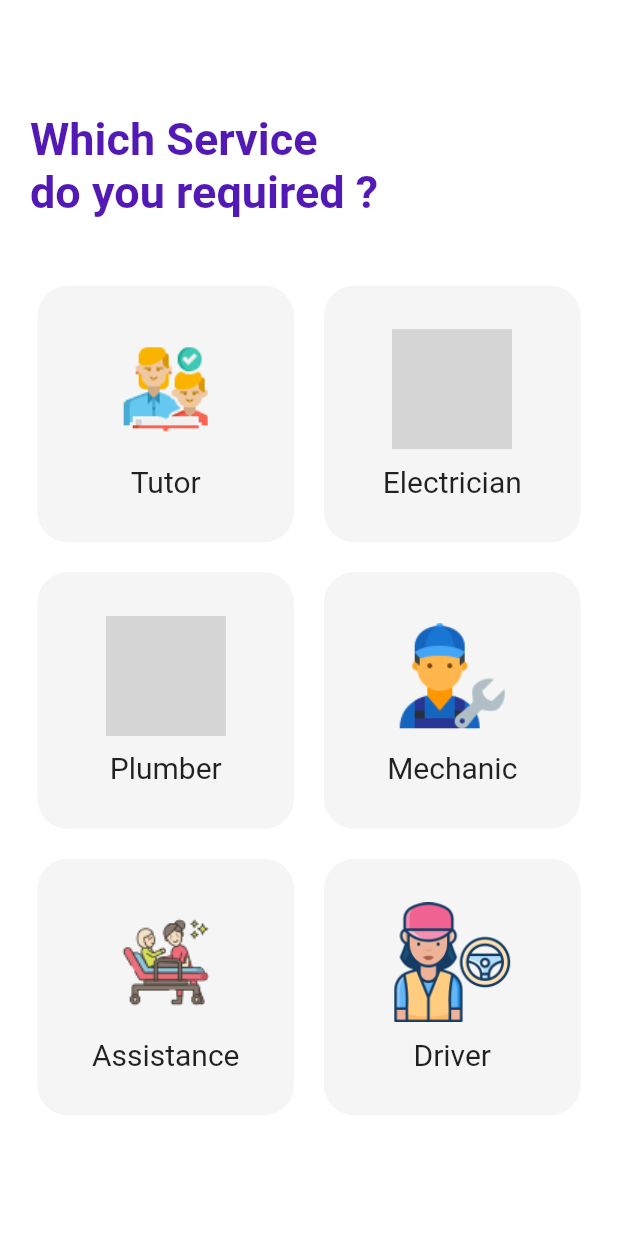
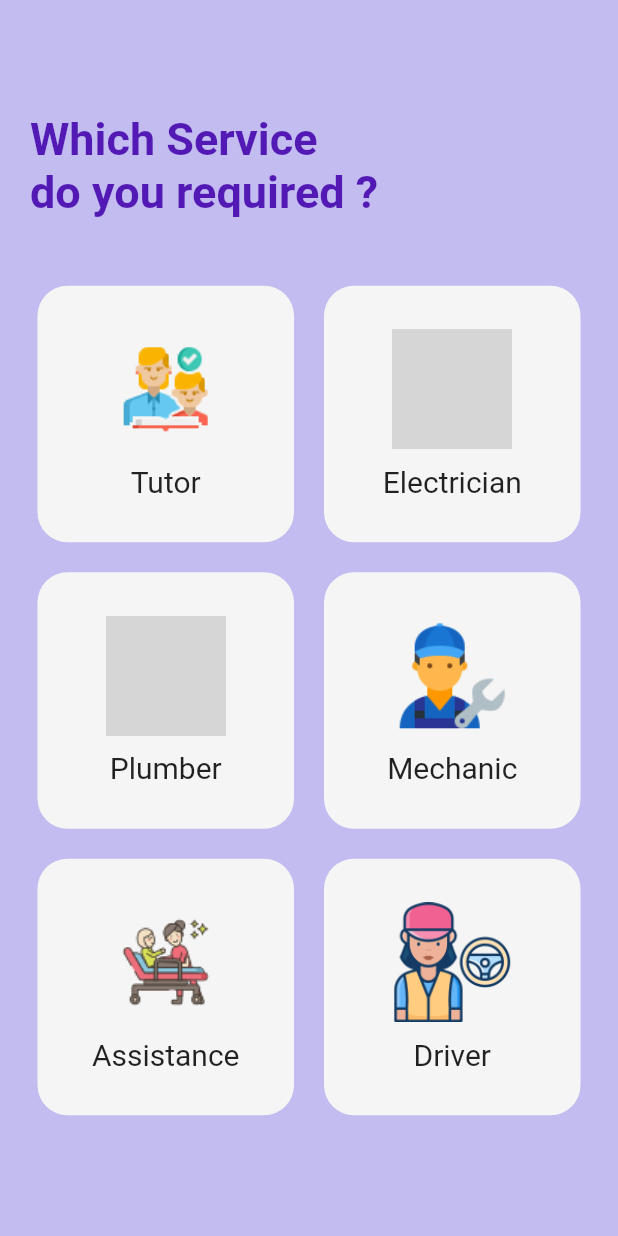
Before and after one commit to PyMash/One_Click, a Flutter app: the screen it shows once a user with an empty profile is signed in, after a tap on "Book now", on a phone screen of 412 x 824 dp. Run offline on Flutter 3.47's test engine with Material 2 defaults, Android fonts, the phone set to English and light mode, and no system bars; our stand-ins replace cloud_firestore, firebase_auth, firebase_core, flutter_image_slideshow, google_fonts, google_nav_bar and 1 more; accounts and stored records are empty; grey boxes are pictures that could not be loaded.

Commit message:
background color change

```diff
--- a/lib/Pages/Payment_page.dart
+++ b/lib/Pages/Payment_page.dart
@@ -130,6 +130,7 @@ class PaymentPage extends StatelessWidget {
   @override
   Widget build(BuildContext context) {
     return Scaffold(
+      backgroundColor: const Color.fromARGB(255, 194, 188, 240),
       body: Column(
         children: [
           Container(
--- a/lib/Pages/address_page.dart
+++ b/lib/Pages/address_page.dart
@@ -35,7 +35,7 @@ class _Address_pageState extends State<AddressPage> {
   @override
   Widget build(BuildContext context) {
     return Scaffold(
-        backgroundColor: Colors.white,
+        backgroundColor: const Color.fromARGB(255, 194, 188, 240),
         body: SafeArea(
             child: Center(
                 child: SingleChildScrollView(
--- a/lib/Pages/bookingSplash_page.dart
+++ b/lib/Pages/bookingSplash_page.dart
@@ -38,7 +38,7 @@ class _ConfirmPageState extends State<ConfirmPage>
   @override
   Widget build(BuildContext context) {
     return Scaffold(
-      backgroundColor: Colors.white,
+      backgroundColor: const Color.fromARGB(255, 194, 188, 240),
       body: Center(
         child: Column(
           // crossAxisAlignment: CrossAxisAlignment.center,
--- a/lib/Pages/forget_password_page.dart
+++ b/lib/Pages/forget_password_page.dart
@@ -28,7 +28,7 @@ class _ForgetPasswordPageState extends State<ForgetPasswordPage> {
   @override
   Widget build(BuildContext context) {
     return Scaffold(
-      backgroundColor: Colors.deepPurple[100],
+      backgroundColor: const Color.fromARGB(255, 194, 188, 240),
       body: Center(
         child: Form(
           key: formKey,
--- a/lib/Pages/landing_page.dart
+++ b/lib/Pages/landing_page.dart
@@ -24,6 +24,7 @@ class _LandingPageState extends State<LandingPage> {
   @override
   Widget build(BuildContext context) {
     return Scaffold(
+
       floatingActionButton: FloatingActionButton(
         onPressed: () {
           Navigator.push(context,
@@ -35,7 +36,7 @@ class _LandingPageState extends State<LandingPage> {
         ),
         backgroundColor: const Color.fromARGB(255, 82, 25, 180),
       ),
-      backgroundColor: Colors.grey.shade100,
+      backgroundColor: const Color.fromARGB(255, 194, 188, 240),
       body: SingleChildScrollView(
         child: Column(
           crossAxisAlignment: CrossAxisAlignment.start,
@@ -262,14 +263,28 @@ class _LandingPageState extends State<LandingPage> {
                   _selectedIndex = index;
                   if (index == 2) {
                     Navigator.push(
-                        context,
-                        MaterialPageRoute(
-                            builder: (context) => const ProfilePage()));
+          context,
+          PageRouteBuilder(
+            pageBuilder: (BuildContext context, Animation<double> animation1,
+                Animation<double> animation2) {
+              return const ProfilePage();
+            },
+            transitionDuration: Duration.zero,
+            reverseTransitionDuration: Duration.zero,
+          ),
+        );
                   } else if (index == 1) {
                     Navigator.push(
-                        context,
-                        MaterialPageRoute(
-                            builder: (context) => const BookingPage()));
+          context,
+          PageRouteBuilder(
+            pageBuilder: (BuildContext context, Animation<double> animation1,
+                Animation<double> animation2) {
+              return const BookingPage();
+            },
+            transitionDuration: Duration.zero,
+            reverseTransitionDuration: Duration.zero,
+          ),
+        );
                   }
                 });
               },
--- a/lib/Pages/service_page.dart
+++ b/lib/Pages/service_page.dart
@@ -28,7 +28,7 @@ class _HomePageState extends State<HomePage> {
   @override
   Widget build(BuildContext context) {
     return Scaffold(
-      backgroundColor: Colors.white,
+      backgroundColor: const Color.fromARGB(255, 194, 188, 240),
       floatingActionButton: selectedService >= 0
           ? FloatingActionButton(
               onPressed: () async{
```
Also changed, not shown: lib/Pages/booking_page.dart (+43 -13 lines), lib/Pages/profile_page.dart (+22 -6 lines), img_file/m3.png.
